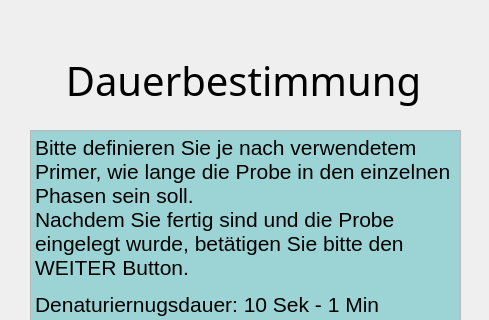
diplomarbeit-PCR/Diplomarbeit_PCR, file dipl_Einfuehrung/zeitDefVoraus_v2.ui: the form before one commit; both pictures show x 0 to 489 and y 0 to 320 of the 489 by 733 pixel window.
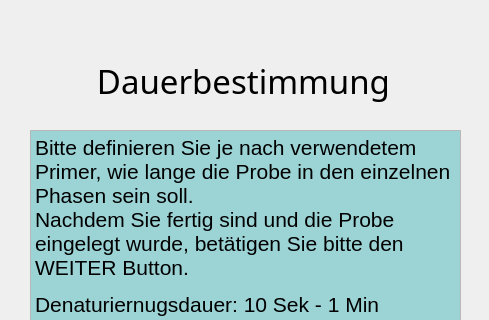
The form after the commit.

Commit message: zeitDefVoraus angepasst

The edit to the form file:
```diff
--- a/dipl_Einfuehrung/zeitDefVoraus_v2.ui
+++ b/dipl_Einfuehrung/zeitDefVoraus_v2.ui
@@ -52,7 +52,7 @@
     <property name="font">
      <font>
       <family>Tw Cen MT</family>
-      <pointsize>30</pointsize>
+      <pointsize>25</pointsize>
       <bold>false</bold>
      </font>
     </property>
```
